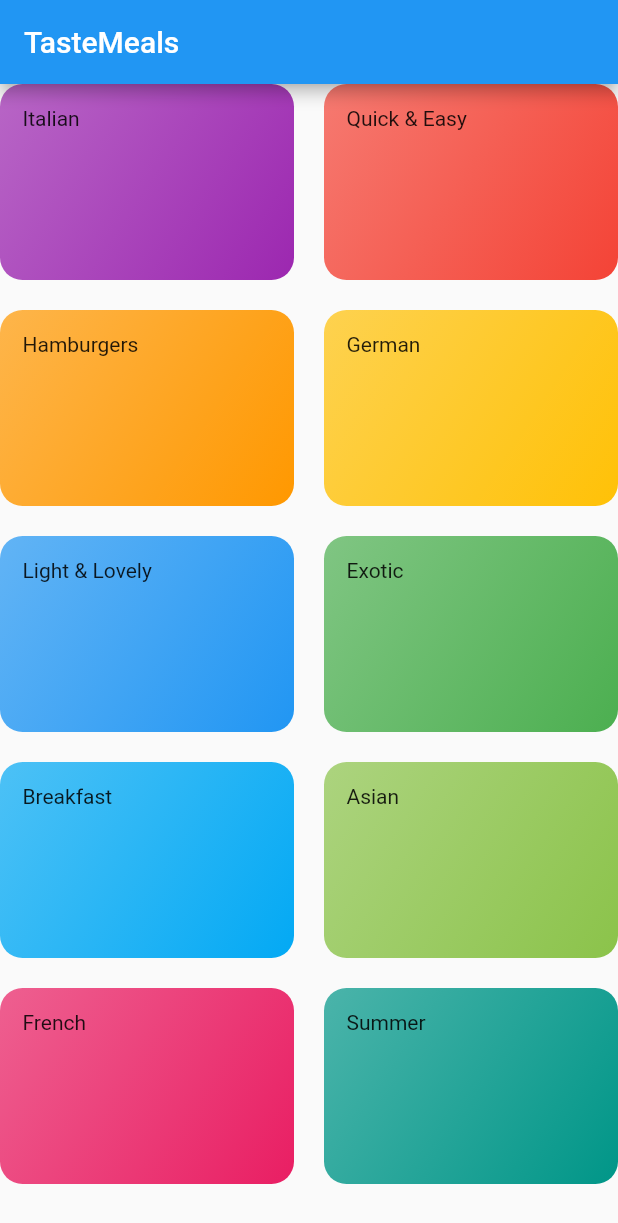
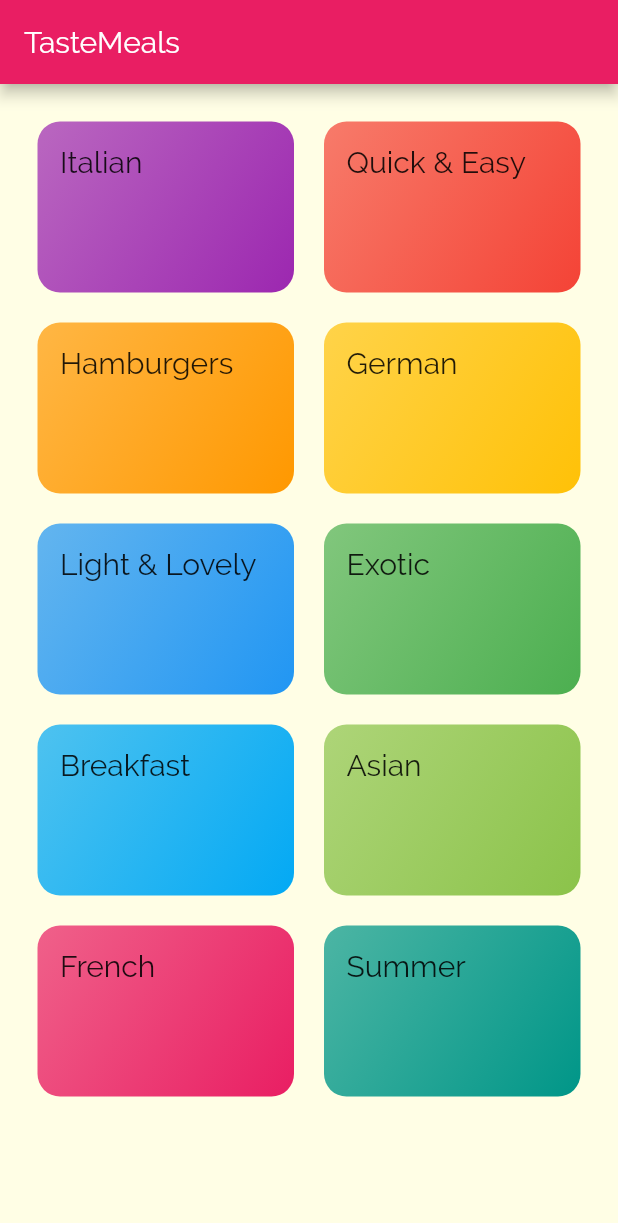
Before and after one commit to antoniocasto/TasteMeals, a Flutter app: the screen it shows after launch, on a phone screen of 412 x 824 dp. Shown: the top 1223 px of the screen. Run offline on Flutter 3.47's test engine with Material 2 defaults, Android fonts, the phone set to English and light mode, and no system bars.

Commit message:
end of lesson 6 - styling and theming

```diff
--- a/taste_meals/lib/categories_screen.dart
+++ b/taste_meals/lib/categories_screen.dart
@@ -8,9 +8,10 @@ class CategoriesScreen extends StatelessWidget {
   Widget build(BuildContext context) {
     return Scaffold(
       appBar: AppBar(
-        title: const Text('TasteMeals'),
+        title: Text('TasteMeals'),
       ),
       body: GridView(
+        padding: const EdgeInsets.all(25),
         children: DUMMY_CATEGORIES
             .map((catData) =>
                 CategoryItem(title: catData.title, color: catData.color))
--- a/taste_meals/lib/category_item.dart
+++ b/taste_meals/lib/category_item.dart
@@ -1,22 +1,28 @@
 import 'package:flutter/material.dart';
 
 class CategoryItem extends StatelessWidget {
-
   final String title;
   final Color color;
 
   CategoryItem({this.title, this.color});
 
   @override
-  Widget build(BuildContext context){
+  Widget build(BuildContext context) {
     return Container(
       padding: const EdgeInsets.all(15),
-      child: Text(title),
+      child: Text(
+        title,
+        style: Theme.of(context).textTheme.title,
+      ),
       decoration: BoxDecoration(
-        gradient: LinearGradient(colors: [color.withOpacity(0.7),
-        color,],
-        begin: Alignment.topLeft,
-        end: Alignment.bottomRight,),
+        gradient: LinearGradient(
+          colors: [
+            color.withOpacity(0.7),
+            color,
+          ],
+          begin: Alignment.topLeft,
+          end: Alignment.bottomRight,
+        ),
         borderRadius: BorderRadius.circular(15),
       ),
     );
--- a/taste_meals/lib/main.dart
+++ b/taste_meals/lib/main.dart
@@ -10,7 +10,24 @@ class MyApp extends StatelessWidget {
     return MaterialApp(
       title: 'TasteMeals',
       theme: ThemeData(
-        primarySwatch: Colors.blue,
+        primarySwatch: Colors.pink,
+        accentColor: Colors.amber,
+        canvasColor: Color.fromRGBO(255, 254, 229, 1),
+        fontFamily: 'Raleway',
+        textTheme: Theme.of(context)
+            .textTheme
+            .apply(
+              fontFamily: 'Raleway',
+            )
+            .copyWith(
+              body1: TextStyle(
+                color: Color.fromRGBO(20, 51, 51, 1),
+              ),
+              body2: TextStyle(
+                color: Color.fromRGBO(20, 51, 51, 1),
+              ),
+              title: TextStyle(fontSize: 24, fontWeight: FontWeight.bold),
+            ),
       ),
       home: CategoriesScreen(),
     );
```
Also changed, not shown: taste_meals/pubspec.yaml (+17 -49 lines), taste_meals/assets/fonts/Raleway-Black.ttf (added), taste_meals/assets/fonts/Raleway-Bold.ttf (added), taste_meals/assets/fonts/Raleway-Regular.ttf (added), taste_meals/assets/fonts/RobotoCondensed-Bold.ttf (added), taste_meals/assets/fonts/RobotoCondensed-Italic.ttf (added), taste_meals/assets/fonts/RobotoCondensed-Light.ttf (added), taste_meals/assets/fonts/RobotoCondensed-Regular.ttf (added).
